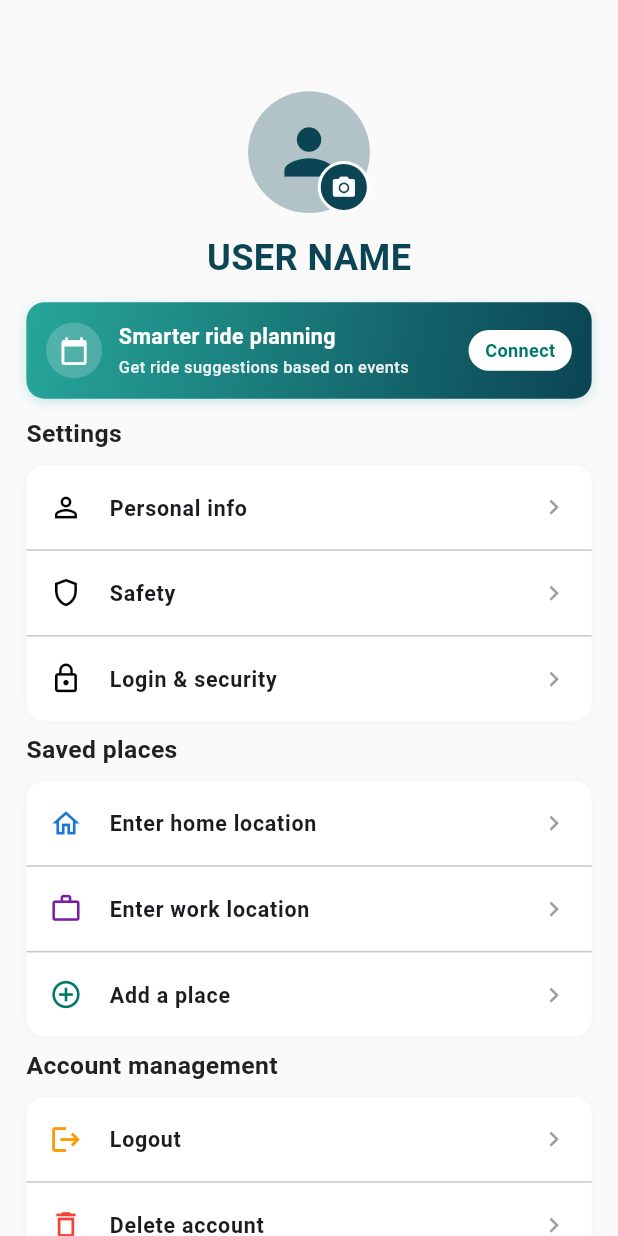
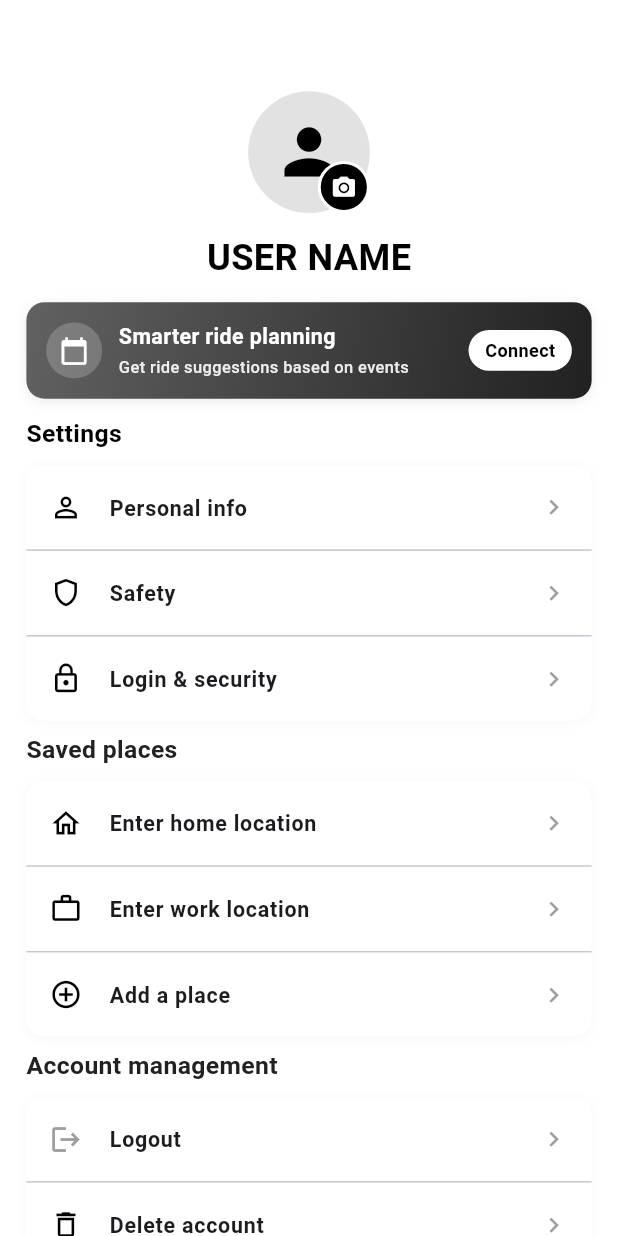
Before and after one commit to abhipawar2004/newMyRidez, a Flutter app: the ProfileScreen screen opened directly, on a phone screen of 412 x 824 dp. Run offline on Flutter 3.47's test engine with Material 3 defaults, Android fonts, the light colour scheme and no system bars; our stand-ins replace country_picker, flutter_screenutil, geolocator, get, google_fonts, google_maps_flutter; network calls fail.

Commit message:
Refactor color scheme to a consistent black and white theme across the app

```diff
--- a/lib/main.dart
+++ b/lib/main.dart
@@ -20,9 +20,7 @@ class MyApp extends StatelessWidget {
           title: 'My Ride App',
           theme: ThemeData(
             primaryColor: primary,
-
           ),
-
           home: const PhoneSignInScreen(),
           debugShowCheckedModeBanner: false,
         );
--- a/lib/screen/Authentication/BottomNavigationBar/account_screen.dart
+++ b/lib/screen/Authentication/BottomNavigationBar/account_screen.dart
@@ -1,7 +1,6 @@
 import 'package:flutter/material.dart';
 import 'package:flutter_screenutil/flutter_screenutil.dart';
 import 'package:google_fonts/google_fonts.dart';
-import 'package:ride_app/utils/constants.dart';
 
 class ProfileScreen extends StatefulWidget {
   const ProfileScreen({super.key});
@@ -14,7 +13,7 @@ class _ProfileScreenState extends State<ProfileScreen> {
   @override
   Widget build(BuildContext context) {
     return Scaffold(
-      backgroundColor: Colors.grey[50],
+      backgroundColor: Colors.white,
       body: SingleChildScrollView(
         child: Column(
           children: [
@@ -26,11 +25,11 @@ class _ProfileScreenState extends State<ProfileScreen> {
                   children: [
                     CircleAvatar(
                       radius: 40.r,
-                      backgroundColor: c1.withOpacity(.3),
+                      backgroundColor: Colors.grey.withOpacity(.3),
                       child: Icon(
                         Icons.person,
                         size: 45.sp,
-                        color: c1,
+                        color: Colors.black,
                       ),
                     ),
                     Positioned(
@@ -39,7 +38,7 @@ class _ProfileScreenState extends State<ProfileScreen> {
                       child: Container(
                         padding: EdgeInsets.all(6.w),
                         decoration: BoxDecoration(
-                          color: c1,
+                          color: Colors.black,
                           shape: BoxShape.circle,
                           border: Border.all(color: Colors.white, width: 2),
                         ),
@@ -58,7 +57,7 @@ class _ProfileScreenState extends State<ProfileScreen> {
                   style: GoogleFonts.roboto(
                     fontSize: 22.sp,
                     fontWeight: FontWeight.w700,
-                    color: c1,
+                    color: Colors.black,
                   ),
                 ),
                 SizedBox(height: 4.h),
@@ -71,14 +70,14 @@ class _ProfileScreenState extends State<ProfileScreen> {
               padding: EdgeInsets.all(12.w),
               decoration: BoxDecoration(
                 gradient: LinearGradient(
-                  colors: [Colors.teal[400]!,  c1],
+                  colors: [Colors.grey[700]!, Colors.grey[900]!],
                   begin: Alignment.topLeft,
                   end: Alignment.bottomRight,
                 ),
                 borderRadius: BorderRadius.circular(12.r),
                 boxShadow: [
                   BoxShadow(
-                    color: Colors.teal.withOpacity(0.2),
+                    color: Colors.grey.withOpacity(0.2),
                     spreadRadius: 0,
                     blurRadius: 6,
                     offset: const Offset(0, 2),
@@ -139,7 +138,7 @@ class _ProfileScreenState extends State<ProfileScreen> {
                       style: TextStyle(
                         fontSize: 11.sp,
                         fontWeight: FontWeight.w600,
-                        color: Colors.teal[700],
+                        color: Colors.black,
                       ),
                     ),
                   ),
@@ -157,7 +156,7 @@ class _ProfileScreenState extends State<ProfileScreen> {
                   style: TextStyle(
                     fontSize: 15.sp,
                     fontWeight: FontWeight.bold,
-                    color: Colors.grey[900],
+                    color: Colors.black,
                   ),
                 ),
               ),
@@ -236,21 +235,21 @@ class _ProfileScreenState extends State<ProfileScreen> {
                     icon: Icons.home_outlined,
                     title: 'Enter home location',
                     onTap: () {},
-                    iconColor: Colors.blue[700],
+                    iconColor: Colors.black,
                   ),
                   const Divider(height: 1),
                   _buildMenuItem(
                     icon: Icons.work_outline,
                     title: 'Enter work location',
                     onTap: () {},
-                    iconColor: Colors.purple[700],
+                    iconColor: Colors.black,
                   ),
                   const Divider(height: 1),
                   _buildMenuItem(
                     icon: Icons.add_circle_outline,
                     title: 'Add a place',
                     onTap: () {},
-                    iconColor: Colors.teal[700],
+                    iconColor: Colors.black,
                   ),
                 ],
               ),
@@ -294,7 +293,7 @@ class _ProfileScreenState extends State<ProfileScreen> {
                     onTap: () {
                       _showLogoutDialog();
                     },
-                    iconColor: Colors.orange,
+                    iconColor: Colors.grey,
                   ),
                   const Divider(height: 1),
                   _buildMenuItem(
@@ -303,7 +302,7 @@ class _ProfileScreenState extends State<ProfileScreen> {
                     onTap: () {
                       _showDeleteAccountDialog();
                     },
-                    iconColor: Colors.red,
+                    iconColor: Colors.black,
                   ),
                 ],
               ),
@@ -354,7 +353,7 @@ class _ProfileScreenState extends State<ProfileScreen> {
                 );
               },
               style: ElevatedButton.styleFrom(
-                backgroundColor: Colors.orange,
+                backgroundColor: Colors.black,
                 shape: RoundedRectangleBorder(
                   borderRadius: BorderRadius.circular(8.r),
                 ),
@@ -380,7 +379,7 @@ class _ProfileScreenState extends State<ProfileScreen> {
             style: TextStyle(
               fontSize: 20.sp,
               fontWeight: FontWeight.bold,
-              color: Colors.red,
+              color: Colors.black,
             ),
           ),
           content: Text(
@@ -409,7 +408,7 @@ class _ProfileScreenState extends State<ProfileScreen> {
                 );
               },
               style: ElevatedButton.styleFrom(
-                backgroundColor: Colors.red,
+                backgroundColor: Colors.black,
                 shape: RoundedRectangleBorder(
                   borderRadius: BorderRadius.circular(8.r),
                 ),
@@ -429,7 +428,11 @@ class _ProfileScreenState extends State<ProfileScreen> {
     Color? iconColor,
   }) {
     return ListTile(
-      leading: Icon(icon, color: iconColor ?? const Color.fromARGB(255, 0, 0, 0), size: 20.sp),
+      leading: Icon(
+        icon,
+        color: iconColor ?? const Color.fromARGB(255, 0, 0, 0),
+        size: 20.sp,
+      ),
       title: Text(
         title,
         style: GoogleFonts.roboto(fontSize: 13.sp, fontWeight: FontWeight.w700),
```
Also changed, not shown: lib/screen/Authentication/BottomNavigationBar/home_screen.dart (+17 -9 lines), lib/screen/Authentication/BottomNavigationBar/ride_booking_screen.dart (+45 -25 lines), lib/screen/Authentication/register.dart (+17 -10 lines), lib/screen/drawer_screen.dart (+30 -15 lines), lib/screen/map_selection_screen.dart (+18 -7 lines), lib/screen/rides_screen.dart (+4 -5 lines), lib/screen/select_route.dart (+18 -6 lines), lib/utils/constants.dart (+18 -19 lines).
